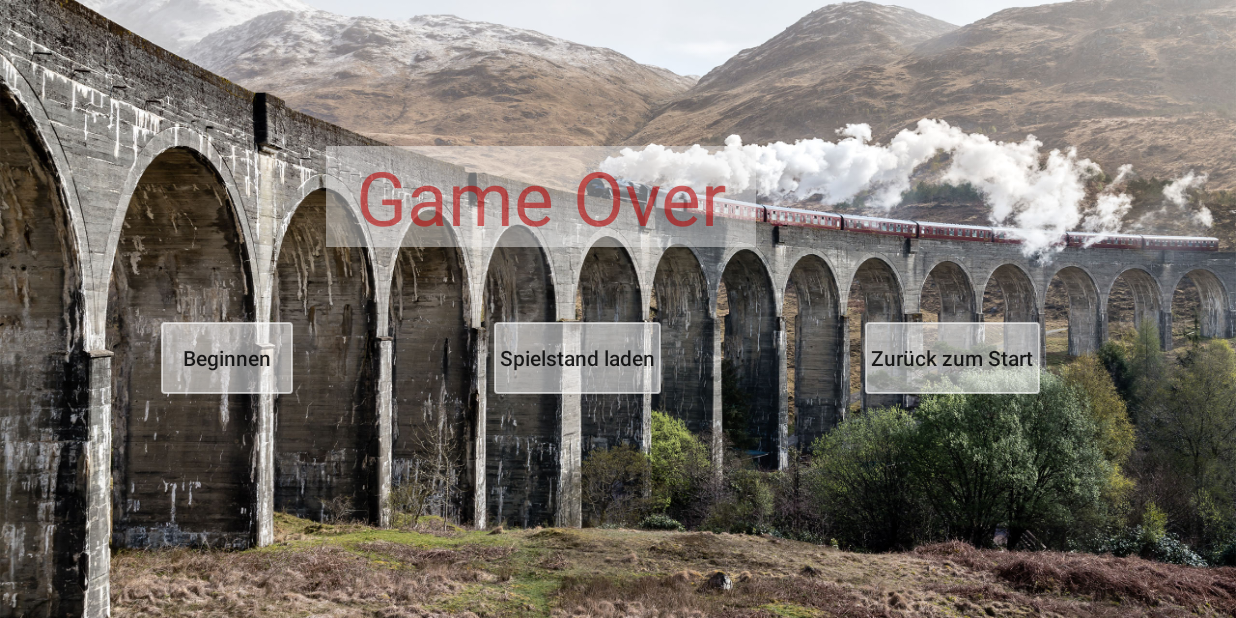
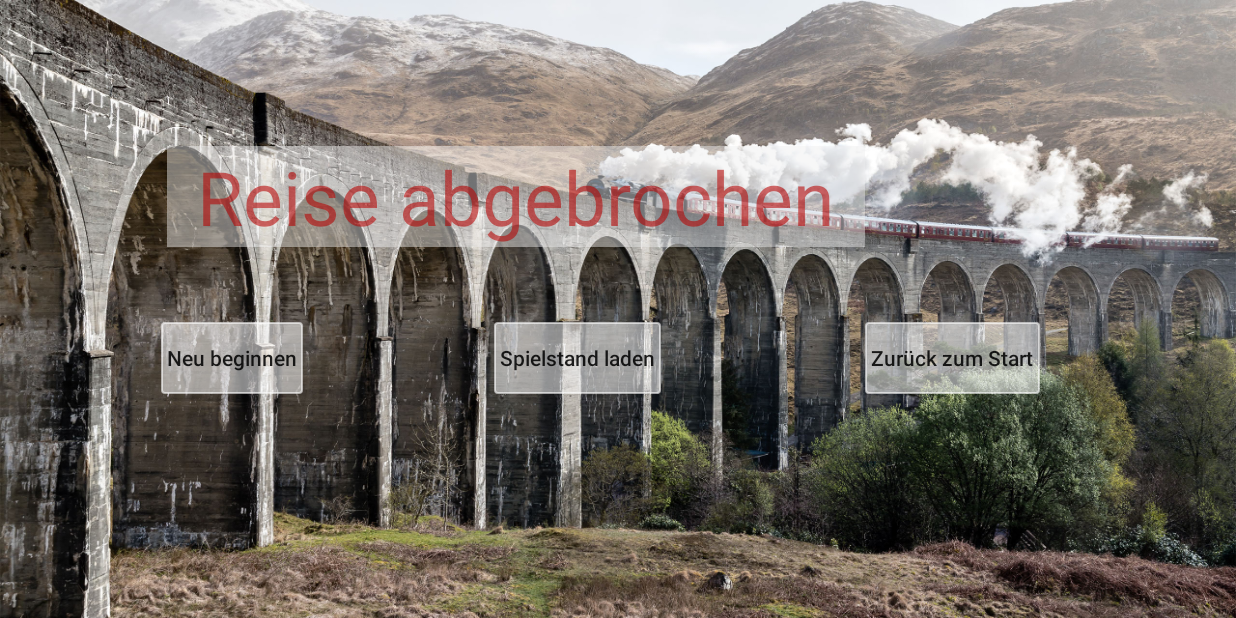
Before and after one commit to 00I00000/InteractiveAudiobookApp, an Android app: the GameOverActivity screen opened directly, with no data from a screen before it, on a phone screen of 824 x 412 dp (held sideways). Run offline under Robolectric (Android 15) with nearby library versions, the light colour scheme and no system bars.

Commit message:
add game won screen, fixed some buttons, add some pictures

```diff
--- a/app/src/main/java/interactiveaa/dm/com/interactiveaudiobookapp/GameOverActivity.java
+++ b/app/src/main/java/interactiveaa/dm/com/interactiveaudiobookapp/GameOverActivity.java
@@ -1,18 +1,26 @@
 package interactiveaa.dm.com.interactiveaudiobookapp;
 
+import android.content.Context;
 import android.content.Intent;
+import android.graphics.Color;
 import android.os.Bundle;
 import android.support.annotation.Nullable;
+import android.support.constraint.ConstraintLayout;
+import android.support.v4.content.ContextCompat;
 import android.support.v7.app.AppCompatActivity;
 import android.view.View;
 import android.view.WindowManager;
 import android.widget.Button;
+import android.widget.TextView;
 
 public class GameOverActivity extends AppCompatActivity {
 
     private Button loadFiles;
     private Button newGame;
     private Button startGame;
+    private TextView gameOverText;
+    private TextView gameWonText;
+    private ConstraintLayout layout;
 
     public void hideNavBar() {
         View decorView = getWindow().getDecorView();
@@ -25,7 +33,7 @@ public class GameOverActivity extends AppCompatActivity {
                         | View.SYSTEM_UI_FLAG_IMMERSIVE_STICKY);
     }
 
-    //todo: recycle activity for gamewon. textView.setText && getWindow().getDecorView().setBackgroundDrawable(*yourDrawable*);
+    //todo: fix game over activity layout probably.
     //todo: add game over text
 
     @Override
@@ -34,6 +42,15 @@ public class GameOverActivity extends AppCompatActivity {
         getWindow().setFlags(WindowManager.LayoutParams.FLAG_FULLSCREEN, WindowManager.LayoutParams.FLAG_FULLSCREEN);
         setContentView(R.layout.game_over_activity);
         hideNavBar();
+        if (Path.pathIdentifier == 11) {
+            gameOverText = findViewById(R.id.game_over_text);
+            gameOverText.setVisibility(View.GONE);
+            layout = findViewById(R.id.game_over_layout);
+            layout.setBackground(ContextCompat.getDrawable(this, R.drawable.adventure753772));
+        } else {
+            gameWonText = findViewById(R.id.game_won);
+            gameWonText.setVisibility(View.GONE);
+        }
         loadFiles = findViewById(R.id.load_files);
         loadFiles.setOnClickListener(new View.OnClickListener() {
             @Override
--- a/app/src/main/java/interactiveaa/dm/com/interactiveaudiobookapp/PlayAudioActivity.java
+++ b/app/src/main/java/interactiveaa/dm/com/interactiveaudiobookapp/PlayAudioActivity.java
@@ -86,6 +86,10 @@ public class PlayAudioActivity extends AppCompatActivity {
                     Path.pathIdentifier++;
                     stopPlaying();
                     Intent intent = new Intent(PlayAudioActivity.this, PlayAudioActivity.class);
+                    startActivity(intent);
+                    finish();
+                } else if (Path.pathIdentifier == 11) {
+                    Intent intent = new Intent(PlayAudioActivity.this, GameOverActivity.class);
                     startActivity(intent);
                     finish();
                 } else {
--- a/app/src/main/res/layout/game_over_activity.xml
+++ b/app/src/main/res/layout/game_over_activity.xml
@@ -1,54 +1,70 @@
 <?xml version="1.0" encoding="utf-8"?>
 <android.support.constraint.ConstraintLayout xmlns:android="http://schemas.android.com/apk/res/android"
     xmlns:app="http://schemas.android.com/apk/res-auto"
+    android:id="@+id/game_over_layout"
     android:layout_width="match_parent"
     android:layout_height="match_parent"
     android:background="@drawable/ancientarchbridge">
 
     <TextView
-        android:id="@+id/plot"
-        android:text="@string/game_over"
-        android:textSize="50sp"
-        android:textColor="#93b60101"
+        android:id="@+id/game_over_text"
         android:layout_width="wrap_content"
         android:layout_height="wrap_content"
-        android:layout_marginLeft="110sp"
+        android:layout_marginLeft="70sp"
+        android:background="#77ededed"
         android:paddingLeft="20sp"
         android:paddingRight="20sp"
+        android:text="@string/game_over"
+        android:textColor="#93b60101"
+        android:textSize="50sp"
+        app:layout_constraintBottom_toTopOf="@id/guideline19"
+        app:layout_constraintLeft_toRightOf="@id/guideline23" />
+
+    <TextView
+        android:id="@+id/game_won"
+        android:layout_width="wrap_content"
+        android:layout_height="wrap_content"
+        android:layout_marginLeft="40sp"
         android:background="#77ededed"
-       app:layout_constraintLeft_toRightOf="@id/guideline21"
-        app:layout_constraintBottom_toTopOf="@id/guideline19" />
+        android:paddingLeft="20sp"
+        android:paddingRight="20sp"
+        android:text="@string/game_won"
+        android:textColor="#93B69501"
+        android:textSize="50sp"
+        app:layout_constraintBottom_toTopOf="@id/guideline19"
+        app:layout_constraintLeft_toRightOf="@id/guideline23" />
+
 
     <Button
         android:id="@+id/load_files"
-        android:text="@string/load"
-        android:textAllCaps="false"
         android:layout_width="wrap_content"
         android:layout_height="wrap_content"
         android:layout_marginTop="50sp"
         android:background="@drawable/button"
+        android:text="@string/load"
+        android:textAllCaps="false"
         app:layout_constraintLeft_toRightOf="@id/guideline20"
         app:layout_constraintTop_toBottomOf="@id/guideline19" />
 
     <Button
         android:id="@+id/new_game"
-        android:text="@string/new_game"
-        android:textAllCaps="false"
         android:layout_width="wrap_content"
         android:layout_height="wrap_content"
         android:layout_marginTop="50sp"
         android:background="@drawable/button"
+        android:text="@string/new_game_over"
+        android:textAllCaps="false"
         app:layout_constraintLeft_toRightOf="@id/guideline21"
         app:layout_constraintTop_toBottomOf="@id/guideline19" />
 
     <Button
         android:id="@+id/start_screen"
-        android:text="@string/start_screen"
-        android:textAllCaps="false"
         android:layout_width="wrap_content"
         android:layout_height="wrap_content"
         android:layout_marginTop="50sp"
         android:background="@drawable/button"
+        android:text="@string/start_screen"
+        android:textAllCaps="false"
         app:layout_constraintLeft_toRightOf="@id/guideline22"
         app:layout_constraintTop_toBottomOf="@id/guideline19" />
 
@@ -80,4 +96,11 @@
         android:orientation="vertical"
         app:layout_constraintGuide_percent="0.7" />
 
+    <android.support.constraint.Guideline
+        android:id="@+id/guideline23"
+        android:layout_width="wrap_content"
+        android:layout_height="wrap_content"
+        android:orientation="vertical"
+        app:layout_constraintGuide_percent="0.05" />
+
 </android.support.constraint.ConstraintLayout>
--- a/app/src/main/res/values/strings.xml
+++ b/app/src/main/res/values/strings.xml
@@ -6,6 +6,7 @@
     <string name="back">Zurück</string>
     <string name="menu">Menü</string>
     <string name="new_game">Beginnen</string>
+    <string name="new_game_over">Neu beginnen</string>
     <string name="save">Speichern</string>
     <string name="load">Spielstand laden</string>
     <string name="mountever">Mount Everest</string>
@@ -15,7 +16,8 @@
     <string name="save_file3">Save File 3</string>
     <string name="skip">Skip</string>
     <string name="new_game_frag">Buch neu beginnen</string>
-    <string name="game_over">Game Over</string>
+    <string name="game_over">Reise abgebrochen</string>
+    <string name="game_won">Mount Everest erklommen!</string>
     <string name="start_screen">Zurück zum Start</string>
 
     <string name="entscheidung1">Da du Asthmatiker bist und nur noch wenige Medikamente zu Hause hast, musst du entweder...</string>
@@ -28,11 +30,11 @@
     <string name="a3_1">...Du springst auf und vertreibst den Angreifer.</string>
     <string name="a3_2">...Du rüttelst deinen Partner wach und zusammen greift ihr den Feuerteufel.</string>
     <string name="entscheidung4">Trotz nasser Kleidung läufst du weiter, eine gute Idee?</string>
-    <string name="a4_1">...Na und? Das trocknet wieder. Du läufst trotzn asser Kleidung weiter.</string>
+    <string name="a4_1">...Na und? Das trocknet wieder. Du läufst trotz nasser Kleidung weiter.</string>
     <string name="a4_2">...Du ziehst dir schnell etwas Trockenes an, denn du willst keine Erkältung riskieren.</string>
     <string name="entscheidung5">Ihr beratet euch und wählt...</string>
-    <string name="a5_1">...Weg 1, den schnelleren aber gefährlichen Weg, denn ihr wollt schnell aus dem schlechten Wetter gelangen. </string>
-    <string name="a5_2">...Weg 2, den langsameren aber sicheren Weg, um sicher anzukommen.</string>
+    <string name="a5_1">...Weg eins, den schnelleren aber gefährlichen Weg, denn ihr wollt schnell aus dem schlechten Wetter gelangen. </string>
+    <string name="a5_2">...Weg zwei, den langsameren aber sicheren Weg, um sicher anzukommen.</string>
     <string name="entscheidung6">Was macht ihr?</string>
     <string name="a6_1">Ihr geht ohne die zusätzliche Flaschen weiter um kein weiteres Risiko zu riskieren.</string>
     <string name="a6_2">Du seilst dich ab und versuchst die zweite Flasche zu erreichen.</string>
```
Also changed, not shown: app/src/main/java/interactiveaa/dm/com/interactiveaudiobookapp/PauseSaveActivity.java (+28 -0 lines), app/src/main/res/drawable-xxhdpi/adventure303040.jpg (added), app/src/main/res/drawable-xxhdpi/adventure753772.jpg (added), app/src/main/res/drawable-xxhdpi/clouds879444.jpg (added), app/src/main/res/drawable-xxhdpi/clouds9754.jpg (deleted).
